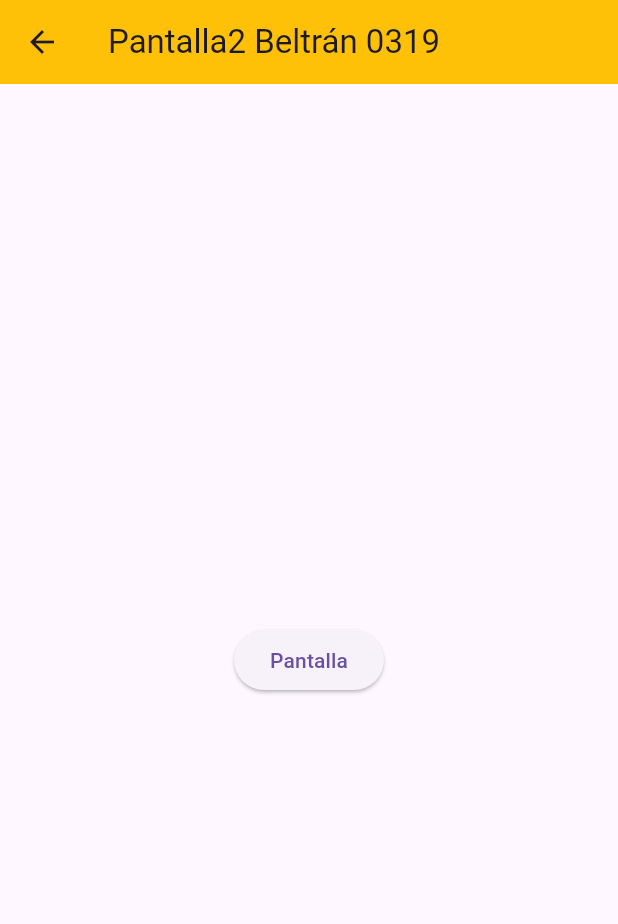
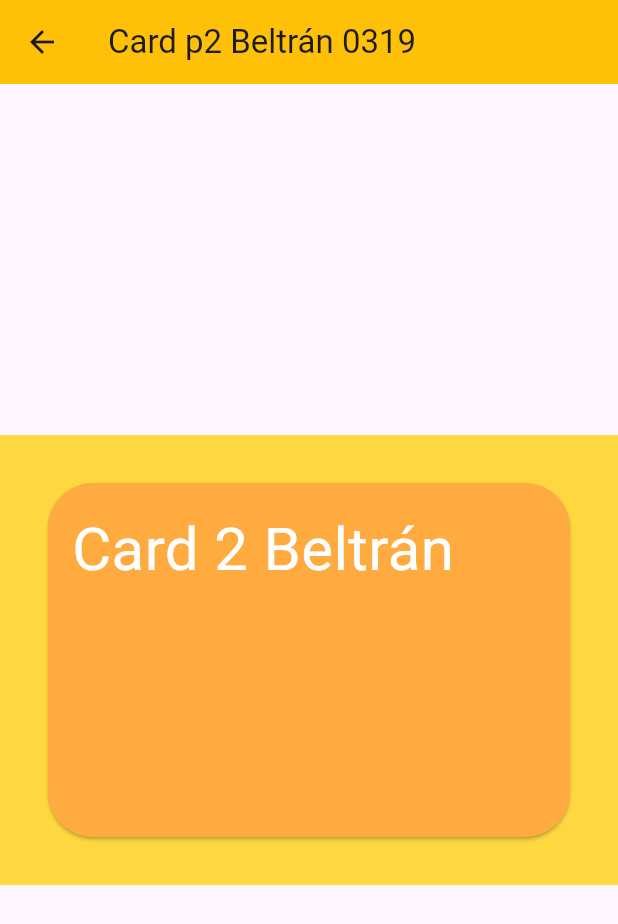
Before and after one commit to BeltranJ128/p15-Rutasv2-0319, a Flutter app: the Pantalla2_0319 screen opened by its route, on a phone screen of 412 x 824 dp. Shown: the top 924 px of the screen. Run offline on Flutter 3.47's test engine with Material 3 defaults, Android fonts, the phone set to English and light mode, and no system bars.

```diff
--- a/lib/pantalla2_0319.dart
+++ b/lib/pantalla2_0319.dart
@@ -8,18 +8,27 @@ class Pantalla2_0319 extends StatelessWidget {
   Widget build(BuildContext context) {
     return Scaffold(
       appBar: AppBar(
-        title: Text("Pantalla2 Beltrán 0319"),
+        title: Text("Card p2 Beltrán 0319"),
         backgroundColor: Colors.amber,
       ),
       body: Center(
-        child: Column(
-          mainAxisAlignment: MainAxisAlignment.center,
-          children: [
-            ElevatedButton(
-              onPressed: () {}, //si presiona boton
-              child: Text("Pantalla"),
-            )
-          ],
+        child: Container(
+          color: Colors.amberAccent,
+          width: double.infinity,
+          height: 300,
+          child: Card(
+            shape:
+                RoundedRectangleBorder(borderRadius: BorderRadius.circular(30)),
+            color: Colors.orangeAccent,
+            margin: EdgeInsets.all(32),
+            child: Padding(
+              padding: EdgeInsets.all(16),
+              child: Text(
+                "Card 2 Beltrán",
+                style: TextStyle(color: Colors.white, fontSize: 40),
+              ),
+            ),
+          ),
         ),
       ),
     );
--- a/lib/pantallainicial_0319.dart
+++ b/lib/pantallainicial_0319.dart
@@ -8,7 +8,7 @@ class Pantallainicial_0319 extends StatelessWidget {
   Widget build(BuildContext context) {
     return Scaffold(
       appBar: AppBar(
-        title: Text("Pantalla Inicial Beltrán 0319"),
+        title: Text("Card container Beltrán 0319"),
         backgroundColor: Colors.lightGreen,
       ),
       body: Center(
```
Also changed, not shown: lib/pantalla1_0319.dart (+13 -7 lines).
